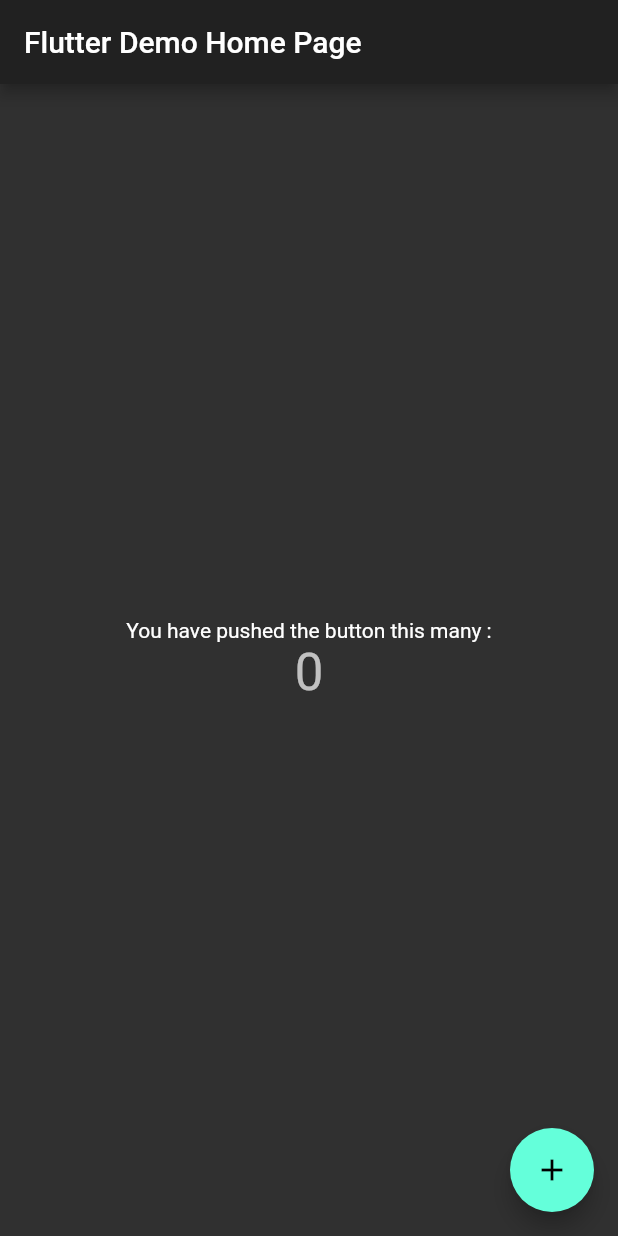
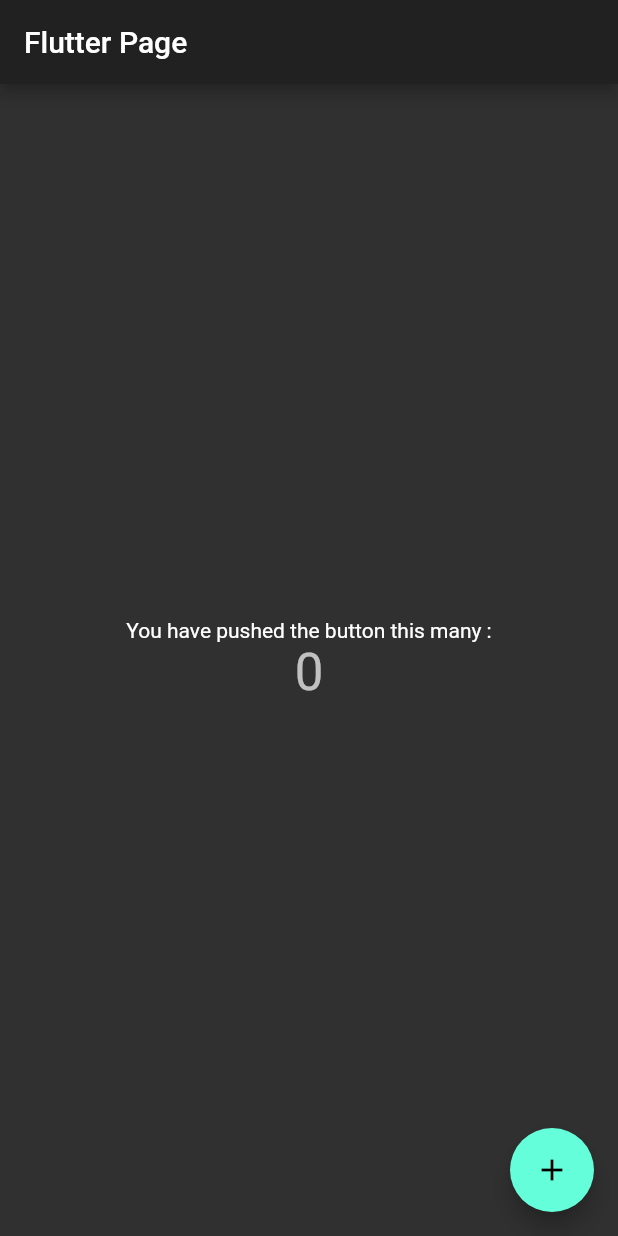
Before and after one commit to salam73/flutter_app4, a Flutter app: the screen it shows after launch, on a phone screen of 412 x 824 dp. Run offline on Flutter 3.47's test engine with Material 2 defaults, Android fonts, the phone set to English and light mode, and no system bars.

Commit message:
change title name

```diff
--- a/lib/main.dart
+++ b/lib/main.dart
@@ -14,7 +14,7 @@ class MyApp extends StatelessWidget {
       //  primarySwatch: Colors.blue,
         brightness: Brightness.dark
       ),
-      home: MyHomePage(title: 'Flutter Demo Home Page'),
+      home: MyHomePage(title: 'Flutter Page'),
       debugShowCheckedModeBanner: false,
     );
   }
```
